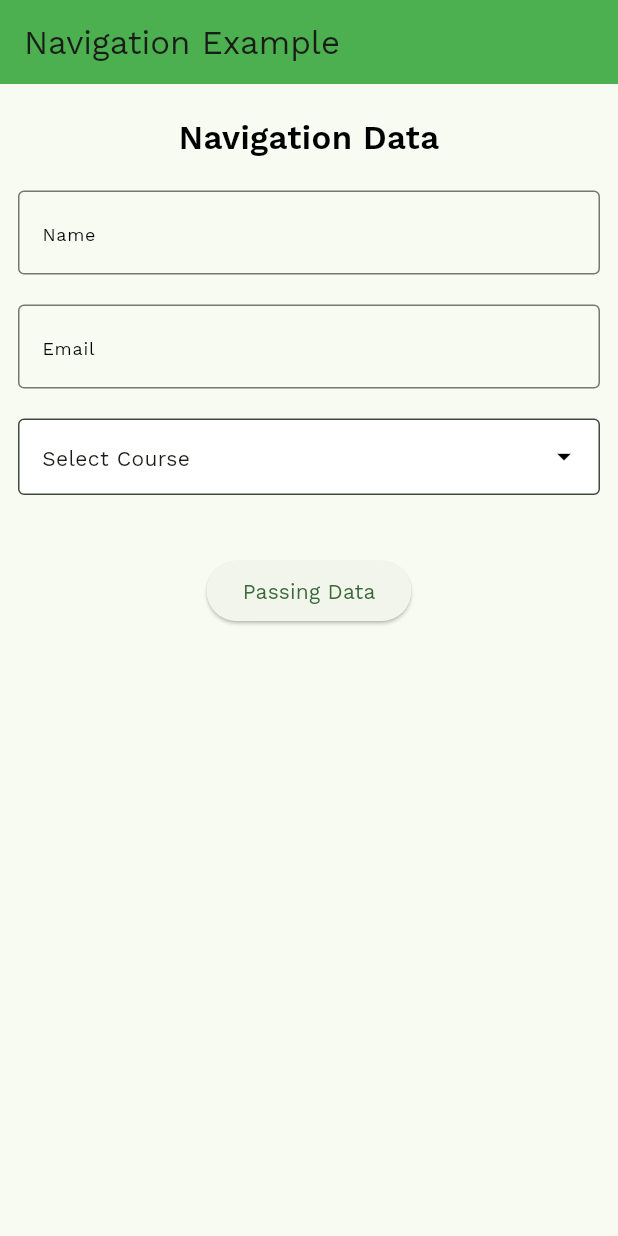
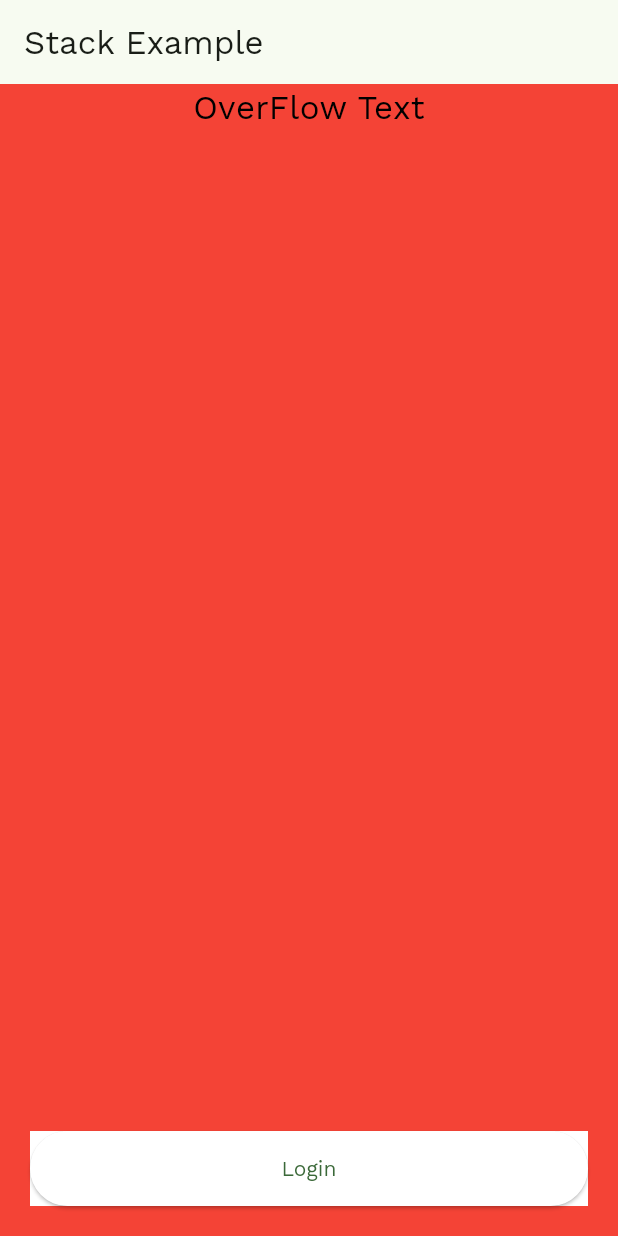
Before and after one commit to venkydevelop/Training_Class_Concepts, a Flutter app: the screen it shows after launch, on a phone screen of 412 x 824 dp. Run offline on Flutter 3.47's test engine with Material 3 defaults, Android fonts, the phone set to English and light mode, and no system bars.

Commit message:
Visibilty and Stack Example

```diff
--- /dev/null
+++ b/lib/flutter/stack_position_alignment.dart
@@ -0,0 +1,56 @@
+import 'package:flutter/material.dart';
+
+class StackPositionAlignment extends StatelessWidget {
+  const StackPositionAlignment({super.key});
+
+  @override
+  Widget build(BuildContext context) {
+    return Scaffold(
+      appBar: AppBar(
+        title: Text("Stack Example"),
+      ),
+      body: Stack(
+        children: [
+          Positioned(
+              bottom: 0,
+              right: 0,
+              left: 0,
+              top: 0,
+              child: Container(
+                color: Colors.red,
+              )),
+          Center(
+            child: Column(
+              children: [
+                Center(
+                  child: Text("OverFlow Text",
+                      style: TextStyle(
+                          color: Colors.black,
+                          fontSize: 22,
+                          fontWeight: FontWeight.w500)),
+                ),
+              ],
+            ),
+          ),
+          Align(
+            alignment: Alignment.bottomCenter,
+            child: Padding(
+              padding: const EdgeInsets.all(20),
+              child: Container(
+                width: double.infinity,
+                height: 50,
+                color: Colors.white,
+                child: ElevatedButton(
+                  style:
+                      ElevatedButton.styleFrom(backgroundColor: Colors.white),
+                  onPressed: () {},
+                  child: Text("Login"),
+                ),
+              ),
+            ),
+          )
+        ],
+      ),
+    );
+  }
+}
--- a/lib/main.dart
+++ b/lib/main.dart
@@ -1,5 +1,5 @@
 import 'package:flutter/material.dart';
-import 'package:training_session/flutter/navigation_example.dart';
+import 'package:training_session/flutter/stack_position_alignment.dart';
 
 void main() {
   runApp(const MyApp());
@@ -17,7 +17,7 @@ class MyApp extends StatelessWidget {
           colorScheme: ColorScheme.fromSeed(seedColor: Colors.green),
           useMaterial3: true,
           fontFamily: "WorkSans"),
-      home: const NavigationExample(),
+      home: const StackPositionAlignment(),
     );
   }
 }
```
Also changed, not shown: lib/flutter/visible_invisible.dart (added, +46 -0 lines).
